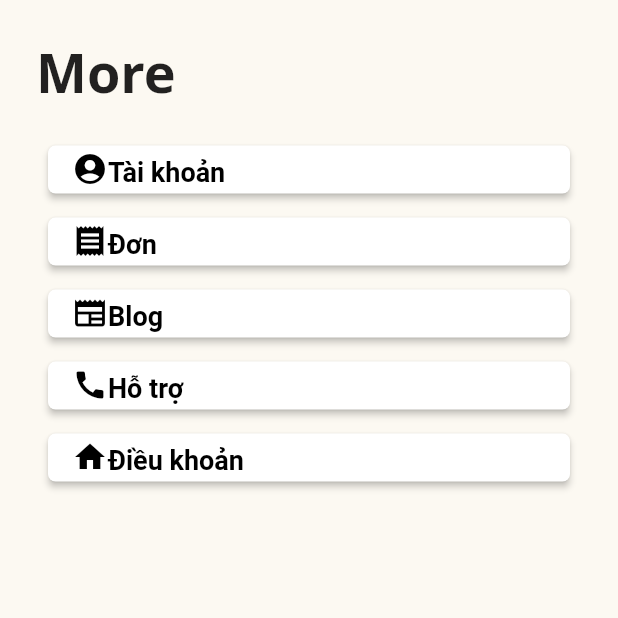
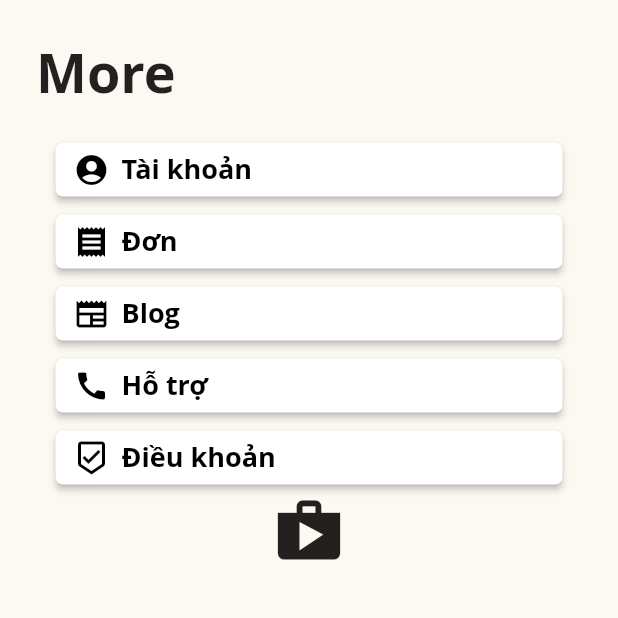
Before and after one commit to bigpuppycat/app_dat_do, a Flutter app: the More screen opened by its route, on a phone screen of 412 x 824 dp, the top half of it. Run offline on Flutter 3.47's test engine with Material 2 defaults, Android fonts, the light colour scheme and no system bars; our stand-ins replace flutter_svg; Roboto replaces fonts that are missing (Open Sans).

Commit message:
hệ thống more mới
làm lại hệ thống

```diff
--- a/lib/discover/component/popular_product.dart
+++ b/lib/discover/component/popular_product.dart
@@ -1,7 +1,7 @@
 import 'package:flutter/material.dart';
 import 'card.dart';
 import 'data.dart';
-import 'detail.dart';
+import 'package:app_dat_do/detail/detail.dart';
 
 class PopularProducts extends StatelessWidget {
   const PopularProducts({
--- a/lib/main.dart
+++ b/lib/main.dart
@@ -21,7 +21,7 @@ class MyApp extends StatelessWidget {
       theme: theme(),
       // home: SplashScreen(),
       // We use routeName so that we dont need to remember the name
-      initialRoute: Discover.routeName,
+      initialRoute: More.routeName,
       routes: routes,
     );
   }
--- a/lib/more/component/body.dart
+++ b/lib/more/component/body.dart
@@ -1,4 +1,6 @@
 import 'package:flutter/material.dart';
+
+import 'menu.dart';
 
 class Body extends StatelessWidget {
   const Body({Key? key}) : super(key: key);
@@ -22,32 +24,13 @@ class Body extends StatelessWidget {
                     ),
                   ),
                 ),
-                const SizedBox(
+                SizedBox(
                   height: 16,
                 ),
-                MoreBulder(
-                    title: 'Tài khoản',
-                    icon: Icons.account_circle,
-                    onPress: ''),
-                MoreBulder(
-                  title: 'Đơn',
-                  icon: Icons.receipt,
-                  onPress: '',
-                ),
-                MoreBulder(
-                  title: 'Blog',
-                  icon: Icons.newspaper,
-                  onPress: '',
-                ),
-                MoreBulder(
-                  title: 'Hỗ trợ',
-                  icon: Icons.call,
-                  onPress: '',
-                ),
-                MoreBulder(
-                  title: 'Điều khoản',
-                  icon: Icons.home,
-                  onPress: '',
+                const Menu(),
+                Icon(
+                  Icons.shop,
+                  size: 50,
                 ),
               ],
             ),
@@ -57,56 +40,3 @@ class Body extends StatelessWidget {
     );
   }
 }
-
-class MoreBulder extends StatelessWidget {
-  MoreBulder({required this.title, required this.icon, required this.onPress});
-
-  final IconData icon;
-  final String title;
-  final String onPress;
-
-  @override
-  Widget build(BuildContext context) {
-    return Container(
-      padding: const EdgeInsets.all(8),
-      width: double.infinity,
-      height: 48,
-      child: ElevatedButton(
-        style: ButtonStyle(
-          alignment: Alignment.centerLeft,
-          backgroundColor: MaterialStateProperty.all<Color>(Colors.white),
-          shape: MaterialStateProperty.all<RoundedRectangleBorder>(
-            RoundedRectangleBorder(
-              borderRadius: BorderRadius.circular(5.0),
-            ),
-          ),
-        ),
-        onPressed: () {
-          onPress;
-        },
-        child: RichText(
-          // //1 dòng có icon và text
-          text: TextSpan(
-            children: [
-              WidgetSpan(
-                child: Icon(
-                  icon,
-                  size: 24,
-                  color: Colors.black,
-                ),
-              ),
-              TextSpan(
-                text: title,
-                style: const TextStyle(
-                  fontWeight: FontWeight.bold,
-                  color: Colors.black,
-                  fontSize: 18,
-                ),
-              ),
-            ],
-          ),
-        ),
-      ),
-    );
-  }
-}
--- /dev/null
+++ b/lib/more/component/button.dart
@@ -0,0 +1,68 @@
+import 'package:flutter/material.dart';
+
+class Button1 extends StatelessWidget {
+  final IconData icon;
+  final String title;
+  final String onPress;
+
+  const Button1({
+    Key? key,
+    required this.icon,
+    required this.title,
+    required this.onPress,
+  }) : super(key: key);
+  @override
+  Widget build(BuildContext context) {
+    return Container(
+      padding: const EdgeInsets.all(6),
+      width: 350,
+      height: 48,
+      child: ElevatedButton.icon(
+        // style: ,
+        icon: Icon(
+          icon,
+          size: 24,
+          color: Colors.black,
+        ),
+        label: Text(
+          title,
+          style: TextStyle(
+            fontWeight: FontWeight.bold,
+            color: Colors.black,
+            fontSize: 18,
+          ),
+        ),
+        onPressed: () {
+          onPress;
+        },
+
+        style: ButtonStyle(
+          // padding: (5),
+          alignment: Alignment.centerLeft,
+          backgroundColor: MaterialStateProperty.all<Color>(Colors.white),
+          shape: MaterialStateProperty.all<RoundedRectangleBorder>(
+            RoundedRectangleBorder(
+              borderRadius: BorderRadius.circular(5.0),
+            ),
+          ),
+        ),
+        // child: RichText(
+        //   text: TextSpan(
+        //     children: [
+        //       WidgetSpan(
+
+        //       TextSpan(
+        //         text: title,
+        //         style: const TextStyle(
+        //           fontWeight: FontWeight.bold,
+        //           color: Colors.black,
+        //           fontSize: 18,
+        //         ),
+        //       ),
+        //     ],
+        //   ),
+        // ),
+      ),
+    );
+  }
+}
--- /dev/null
+++ b/lib/more/component/data.dart
@@ -0,0 +1,26 @@
+import 'package:flutter/material.dart';
+import 'list.dart';
+
+List<MoreBuilder> Builders = [
+  MoreBuilder(title: 'Tài khoản', icon: Icons.account_circle, onPress: ''),
+  MoreBuilder(
+    title: 'Đơn',
+    icon: Icons.receipt,
+    onPress: '',
+  ),
+  MoreBuilder(
+    title: 'Blog',
+    icon: Icons.newspaper,
+    onPress: '',
+  ),
+  MoreBuilder(
+    title: 'Hỗ trợ',
+    icon: Icons.call,
+    onPress: '',
+  ),
+  MoreBuilder(
+    title: 'Điều khoản',
+    icon: Icons.beenhere_outlined,
+    onPress: '',
+  ),
+];
--- /dev/null
+++ b/lib/more/component/menu.dart
@@ -0,0 +1,34 @@
+import 'package:flutter/material.dart';
+import 'data.dart';
+import 'button.dart';
+
+class Menu extends StatelessWidget {
+  const Menu({
+    Key? key,
+  }) : super(key: key);
+
+  @override
+  Widget build(BuildContext context) {
+    return Column(
+      children: [
+        SingleChildScrollView(
+          physics: const BouncingScrollPhysics(
+              parent: AlwaysScrollableScrollPhysics()),
+          scrollDirection: Axis.horizontal,
+          child: Column(
+            children: List.generate(
+              Builders.length,
+              (index) => SizedBox(
+                child: Button1(
+                  title: Builders[index].title,
+                  icon: Builders[index].icon,
+                  onPress: Builders[index].onPress,
+                ),
+              ),
+            ),
+          ),
+        )
+      ],
+    );
+  }
+}
```
Also changed, not shown: lib/detail/detail.dart (+31 -0 lines), lib/discover/component/detail.dart (deleted, +0 -31 lines), lib/more/component/conheo.dart (added, +117 -0 lines), lib/more/component/list.dart (added, +12 -0 lines).
